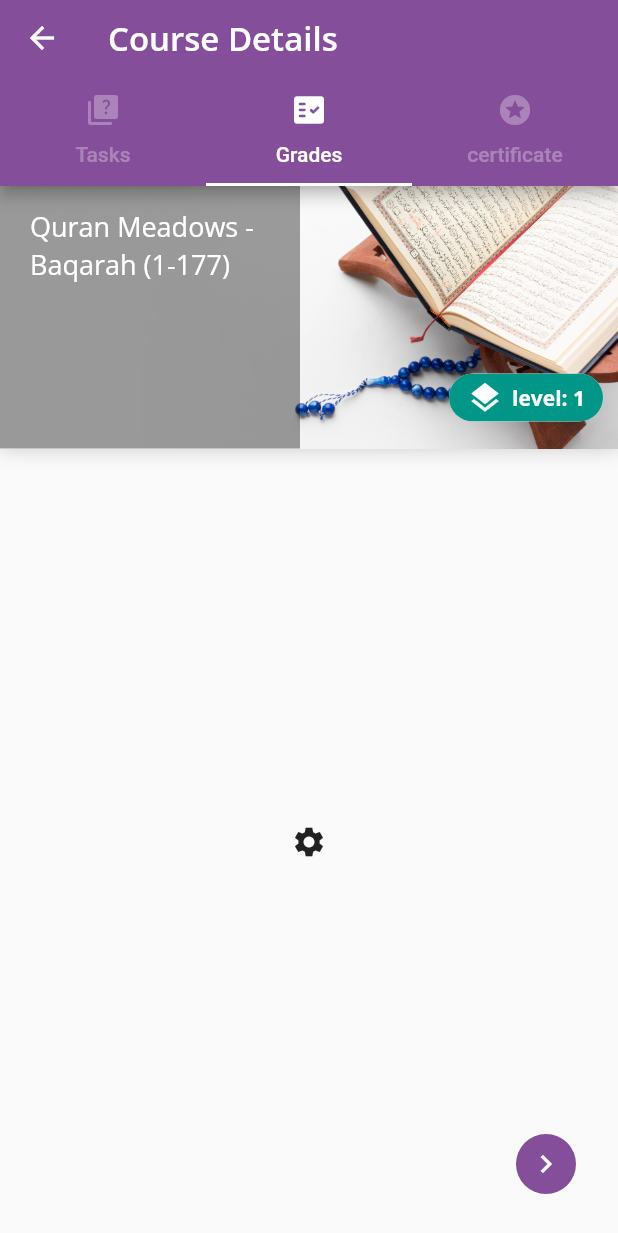
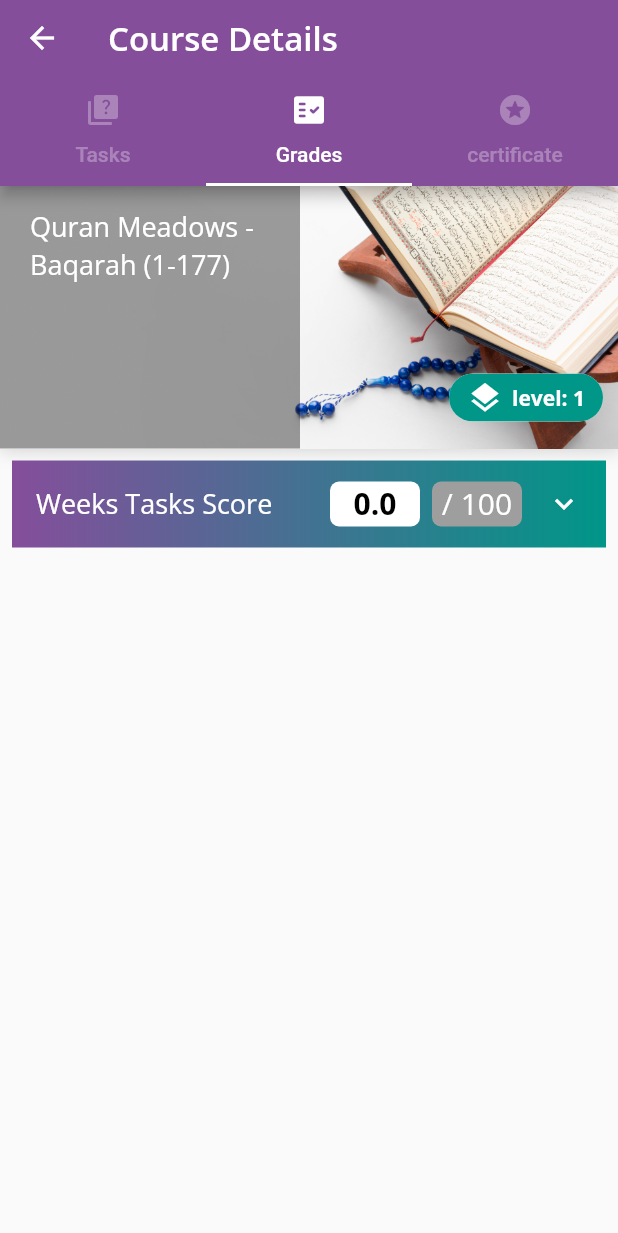
Before and after one commit to linaalbaroudi/quran_meadow, a Flutter app: the CourseDetails screen opened directly with sample values from the repository, tab 2 chosen, on a phone screen of 412 x 824 dp. Shown: the top 1233 px of the screen. Run offline on Flutter 3.47's test engine with Material 2 defaults, Android fonts, the phone set to English and light mode, and no system bars; our stand-ins replace google_fonts.

Commit message:
commit 9

```diff
--- a/lib/screens/courses/course_details_screen.dart
+++ b/lib/screens/courses/course_details_screen.dart
@@ -1,5 +1,5 @@
 import 'package:flutter/material.dart';
-import 'package:quran_meadows/models/course_week.dart';
+import 'package:quran_meadows/screens/grades/grades_screen.dart';
 import '../../models/course.dart';
 import 'widgets/weeks_gridview.dart';
 
@@ -142,28 +142,28 @@ class _CourseDetailsState extends State<CourseDetails>
               controller: controller,
               children: [
                 WeeksGridView(course: widget.course),
-                Icon(Icons.settings), //TODO: add Grades screen
+                Grades(course: widget.course), //TODO: add Grades screen
                 Icon(Icons.person), //TODO: add Grades screen
               ],
             ),
           ),
         ],
       ),
-      floatingActionButton: ButtonBar(
-        children: [
-          FloatingActionButton.small(
-            heroTag: 'courseTabs',
-            onPressed: () {
-              (_index != 2) ? _index++ : _index = 0;
-              controller.animateTo(_index);
-              setState(() {});
-            },
-            hoverElevation: 0,
-            elevation: 0,
-            child: const Icon(Icons.navigate_next),
-          )
-        ],
-      ),
+      // floatingActionButton: ButtonBar(
+      //   children: [
+      //     FloatingActionButton.small(
+      //       heroTag: 'courseTabs',
+      //       onPressed: () {
+      //         (_index != 2) ? _index++ : _index = 0;
+      //         controller.animateTo(_index);
+      //         setState(() {});
+      //       },
+      //       hoverElevation: 0,
+      //       elevation: 0,
+      //       child: const Icon(Icons.navigate_next),
+      //     )
+      //   ],
+      // ),
     );
   }
 }
--- /dev/null
+++ b/lib/screens/grades/grades_screen.dart
@@ -0,0 +1,103 @@
+import 'package:flutter/material.dart';
+import 'package:quran_meadows/models/course.dart';
+
+class Grades extends StatefulWidget {
+  const Grades({Key? key, required this.course}) : super(key: key);
+
+  final Course course;
+
+  @override
+  State<Grades> createState() => _GradesState();
+}
+
+class _GradesState extends State<Grades> {
+  @override
+  Widget build(BuildContext context) {
+    return ListView(
+      children: <Widget>[
+        Container(
+          decoration: const BoxDecoration(
+              gradient: LinearGradient(
+            begin: Alignment.centerRight,
+            end: Alignment.centerLeft,
+            colors: [
+              Colors.teal,
+              Color.fromRGBO(133, 78, 155, 1),
+            ],
+          )),
+          margin: EdgeInsets.all(8),
+          child: ExpansionTile(
+            title: Row(
+              mainAxisAlignment: MainAxisAlignment.spaceBetween,
+              children: [
+                Text(
+                  'Weeks Tasks Score   ',
+                  style: Theme.of(context).textTheme.headline4,
+                ),
+                Row(
+                  mainAxisAlignment: MainAxisAlignment.end,
+                  children: [
+                    Container(
+                      width: 60,
+                      height: 30,
+                      decoration: const BoxDecoration(
+                        color: Colors.white,
+                        borderRadius: BorderRadius.all(
+                          Radius.circular(6),
+                        ),
+                      ),
+                      child: Center(
+                        child: Text(
+                          "${widget.course.grade}",
+                          style: Theme.of(context).textTheme.headline6,
+                        ),
+                      ),
+                    ),
+                    const SizedBox(
+                      width: 8,
+                    ),
+                    Container(
+                      width: 60,
+                      height: 30,
+                      decoration: const BoxDecoration(
+                        color: Colors.grey,
+                        borderRadius: BorderRadius.all(
+                          Radius.circular(6),
+                        ),
+                      ),
+                      child: Center(
+                        child: Text(
+                          "/ 100",
+                          style: Theme.of(context).textTheme.headline2,
+                        ),
+                      ),
+                    ),
+                  ],
+                ),
+              ],
+            ),
+            children: <Widget>[
+              Column(
+                children: [
+                  Container(
+                    width: double.infinity,
+                    child: Card(
+                      child: Text(
+                        "/bla bla",
+                        style: Theme.of(context).textTheme.headline2,
+                      ),
+                    ),
+                  ),
+                ],
+              ),
+            ],
+            onExpansionChanged: (bool expanded) {},
+            collapsedIconColor: Colors.white,
+            iconColor: Colors.white,
+            backgroundColor: Colors.teal,
+          ),
+        ),
+      ],
+    );
+  }
+}
```
Also changed, not shown: lib/home.dart (+75 -4 lines), lib/screens/grades/widgets/grade_tile.dart (added, +10 -0 lines).
